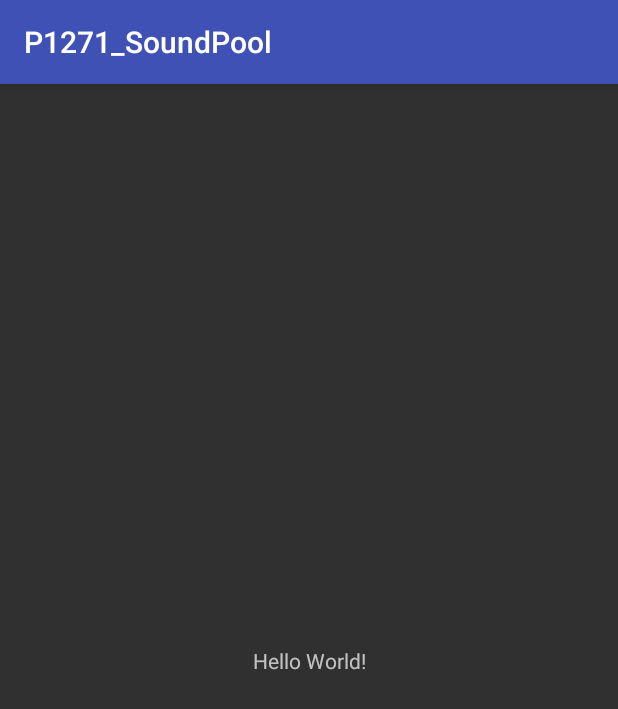
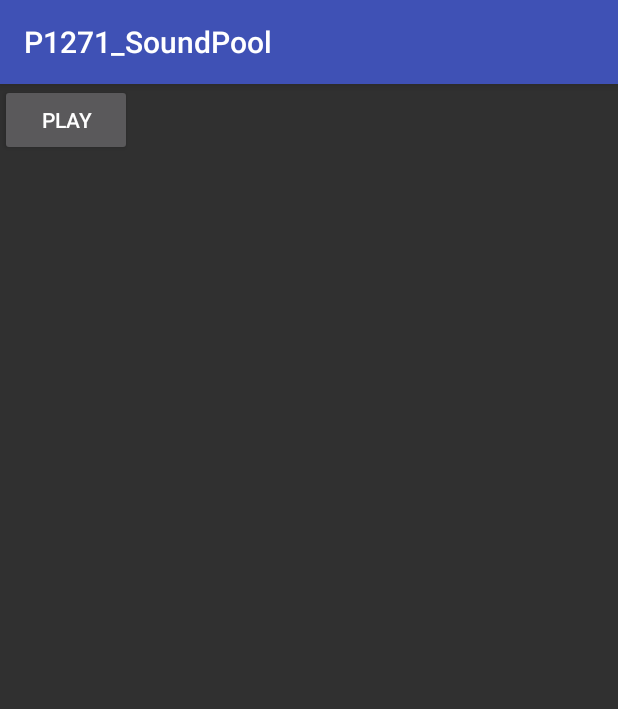
Before and after one commit to btow/P1271_SoundPool, an Android app: the screen it shows after launch (MainActivity), on a phone screen of 412 x 824 dp. Shown: the top 709 px of the screen. Run offline under Robolectric (Android 15) with nearby library versions, the phone set to English and light mode, and no system bars.

Commit message:
Step 1 and 2

```diff
--- a/app/build.gradle
+++ b/app/build.gradle
@@ -25,6 +25,7 @@ dependencies {
         exclude group: 'com.android.support', module: 'support-annotations'
     })
     compile 'com.android.support:appcompat-v7:25.3.1'
+    compile 'com.android.support:support-v4:25.3.1'
     compile 'com.android.support.constraint:constraint-layout:1.0.2'
     testCompile 'junit:junit:4.12'
 }
--- a/app/src/main/java/com/example/samsung/p1271_soundpool/MainActivity.java
+++ b/app/src/main/java/com/example/samsung/p1271_soundpool/MainActivity.java
@@ -1,13 +1,53 @@
 package com.example.samsung.p1271_soundpool;
 
+import android.media.AudioManager;
+import android.media.SoundPool;
+import android.provider.MediaStore;
 import android.support.v7.app.AppCompatActivity;
 import android.os.Bundle;
+import android.view.View;
 
-public class MainActivity extends AppCompatActivity {
+import java.io.IOException;
+
+import static android.media.SoundPool.*;
+
+public class MainActivity extends AppCompatActivity implements OnLoadCompleteListener {
+
+    private final int MAX_STREAMS = 5;
+    private String msg;
+
+    private SoundPool sp;
+    private int soundIdShot, soundIdExplosion, streamIdShot, streamIdExplosion;
 
     @Override
     protected void onCreate(Bundle savedInstanceState) {
         super.onCreate(savedInstanceState);
         setContentView(R.layout.activity_main);
+
+        sp = new SoundPool(MAX_STREAMS, AudioManager.STREAM_MUSIC, 0);
+        sp.setOnLoadCompleteListener(this);
+
+        soundIdShot = sp.load(this, R.raw.shot, 1);
+        msg = "soundIdShot = " + soundIdShot;
+        Messager.sendToAllRecipients(getBaseContext(), msg);
+
+        try {
+            soundIdExplosion = sp.load(getAssets().openFd("explosion.ogg"), 1);
+        } catch (IOException e) {
+            e.printStackTrace();
+        }
+        msg = "soundIdExplosion = " + soundIdExplosion;
+        Messager.sendToAllRecipients(getBaseContext(), msg);
+    }
+
+    public void onClickBtn(View view) {
+        sp.play(soundIdShot, 0.1f, 1, 0, 5, 1);
+        sp.play(soundIdExplosion, 1, 0.1f, 0, 2, 1);
+    }
+
+    @Override
+    public void onLoadComplete(SoundPool soundPool, int sampleId, int status) {
+        msg = "onLoadComplete(), sampleId = " + sampleId + ", status = " + status;
+        Messager.sendToAllRecipients(getBaseContext(), msg);
     }
 }
--- /dev/null
+++ b/app/src/main/java/com/example/samsung/p1271_soundpool/Messager.java
@@ -0,0 +1,26 @@
+package com.example.samsung.p1271_soundpool;
+
+import android.content.Context;
+import android.util.Log;
+import android.widget.Toast;
+
+/**
+ * Created by samsung on 19.05.2017.
+ */
+
+public class Messager {
+
+    private final static String LOG_TAG = "myLogs";
+
+    public static final void sendToAllRecipients(
+            final Context context,
+            final String message) {
+        Log.d(LOG_TAG, message);
+        Toast.makeText(context, message, Toast.LENGTH_SHORT).show();
+    }
+
+    public static final void sendToOnlyLog(
+            final String message) {
+        Log.d(LOG_TAG, message);
+    }
+}
--- a/app/src/main/res/layout/activity_main.xml
+++ b/app/src/main/res/layout/activity_main.xml
@@ -1,18 +1,18 @@
 <?xml version="1.0" encoding="utf-8"?>
-<android.support.constraint.ConstraintLayout xmlns:android="http://schemas.android.com/apk/res/android"
-    xmlns:app="http://schemas.android.com/apk/res-auto"
+<RelativeLayout xmlns:android="http://schemas.android.com/apk/res/android"
     xmlns:tools="http://schemas.android.com/tools"
     android:layout_width="match_parent"
     android:layout_height="match_parent"
+    android:orientation="vertical"
     tools:context="com.example.samsung.p1271_soundpool.MainActivity">
 
-    <TextView
+    <Button
+        android:id="@+id/btnPlay"
         android:layout_width="wrap_content"
         android:layout_height="wrap_content"
-        android:text="Hello World!"
-        app:layout_constraintBottom_toBottomOf="parent"
-        app:layout_constraintLeft_toLeftOf="parent"
-        app:layout_constraintRight_toRightOf="parent"
-        app:layout_constraintTop_toTopOf="parent" />
+        android:layout_alignParentLeft="true"
+        android:layout_alignParentTop="true"
+        android:onClick="onClickBtn"
+        android:text="@string/play" />
 
-</android.support.constraint.ConstraintLayout>
+</RelativeLayout>
--- a/app/src/main/res/values/strings.xml
+++ b/app/src/main/res/values/strings.xml
@@ -1,3 +1,4 @@
 <resources>
     <string name="app_name">P1271_SoundPool</string>
+    <string name="play">Play</string>
 </resources>
```
Also changed, not shown: 2 other files.
